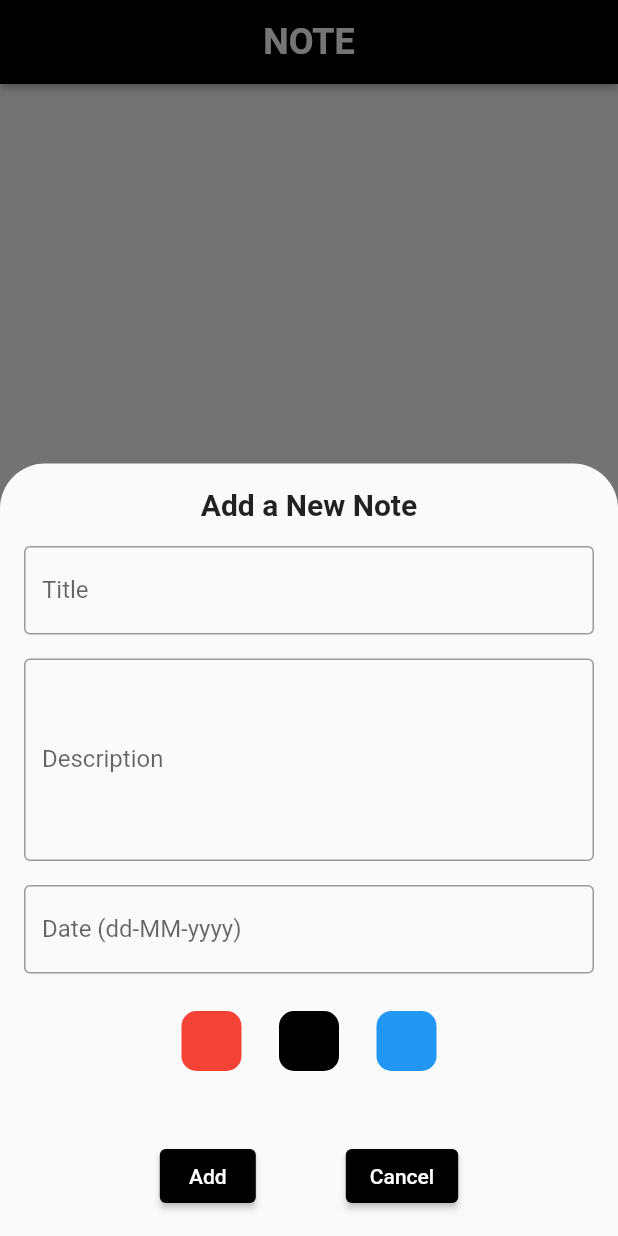
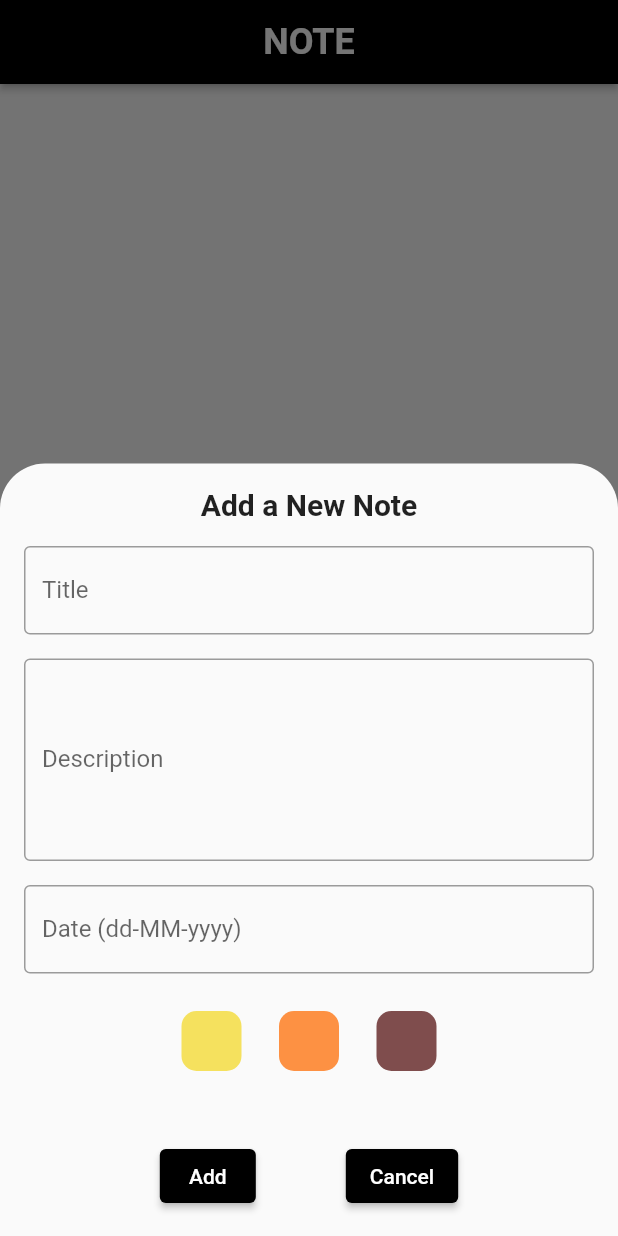
Before and after one commit to VYSHNAVKM/todo_app, a Flutter app: the screen it shows after launch, after a tap on the "add" icon, on a phone screen of 412 x 824 dp. Run offline on Flutter 3.47's test engine with Material 2 defaults, Android fonts, the phone set to English and light mode, and no system bars; our stand-ins replace hive, hive_flutter, lottie; accounts and stored records are empty.

Commit message:
card color change

```diff
--- a/lib/view/home_screen/home_screen.dart
+++ b/lib/view/home_screen/home_screen.dart
@@ -23,9 +23,9 @@ class _HomeScreenState extends State<HomeScreen> {
   Color selectedColor = Colors.grey;
 
   List<Color> colorOptions = [
-    Colors.red,
-    Colors.black,
-    Colors.blue,
+    Color.fromARGB(255, 245, 225, 94),
+    Color.fromARGB(255, 253, 145, 67),
+    Color.fromARGB(255, 127, 77, 77),
   ];
 
   @override
--- a/lib/view/home_screen/widgets/mycard.dart
+++ b/lib/view/home_screen/widgets/mycard.dart
@@ -46,7 +46,6 @@ class _MyCardState extends State<MyCard> {
           decoration: BoxDecoration(
               color: Color(widget.color),
               borderRadius: BorderRadius.circular(20)),
-          height: 200,
           child: Padding(
             padding: const EdgeInsets.symmetric(horizontal: 30, vertical: 20),
             child: Column(
@@ -73,10 +72,9 @@ class _MyCardState extends State<MyCard> {
                   width: MediaQuery.of(context).size.width * 0.9,
                   child: Text(widget.description,
                       textAlign: TextAlign.justify,
-                      maxLines: 4,
+                      maxLines: 3,
                       overflow: TextOverflow.fade,
-                      style:
-                          TextStyle(color: Colors.grey.shade800, fontSize: 20)),
+                      style: TextStyle(color: Colors.black, fontSize: 20)),
                 ),
                 Row(
                   mainAxisAlignment: MainAxisAlignment.end,
```
